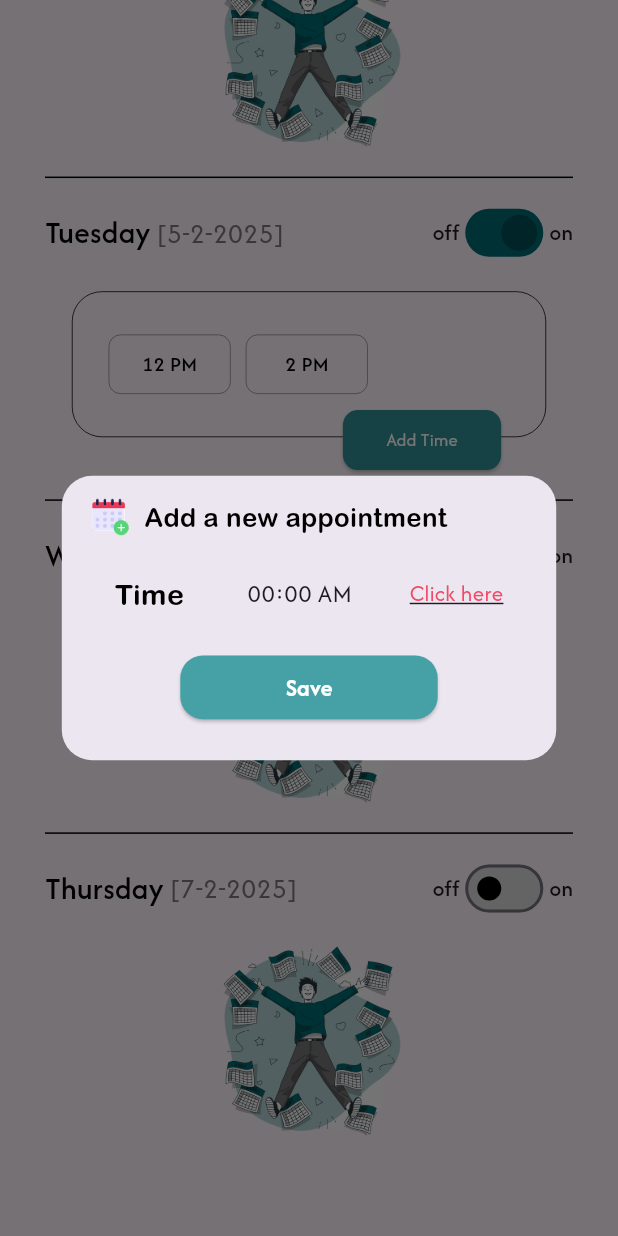
After one commit to Farojeh/DenTech-Smile, a Flutter app: the AppointmentPage screen opened by its route, scrolled down 380 dp, after a tap on "Add Time", on a phone screen of 412 x 824 dp. The commit adds this screen. Run offline on Flutter 3.47's test engine with Material 3 defaults, Android fonts, the light colour scheme and no system bars; our stand-ins replace awesome_snackbar_content, bloc, device_preview, dio, flutter_bloc, get_it and 4 more; accounts and stored records are empty.

Commit message:
Appointment Page UI and Logic

```diff
--- a/lib/core/utils/app_router.dart
+++ b/lib/core/utils/app_router.dart
@@ -18,6 +18,8 @@ import 'package:dentech_smile/Auth/sign_up/view/sign_up.dart';
 import 'package:dentech_smile/Auth/splash_view/splash_view.dart';
 import 'package:dentech_smile/patient/patient.dart';
 import 'package:dentech_smile/professor/professor.dart';
+import 'package:dentech_smile/student/Home/controller/cubit/appointment_page_cubit.dart';
+import 'package:dentech_smile/student/Home/view/appointment_page.dart';
 import 'package:dentech_smile/student/Home/view/state_page.dart';
 import 'package:dentech_smile/student/main_tap/controller/cubit/tab_cubit_cubit.dart';
 import 'package:dentech_smile/student/main_tap/view/main_tab_view.dart';
@@ -38,6 +40,7 @@ abstract class AppRouter {
   static const professor = "/ProfessorHome";
   static const mainTabView = "/mainTabView";
   static const statePage = "/StatePage";
+  static const appointmentpage = "/appointmentpage";
 
   static final router = GoRouter(
     initialLocation: '/',
@@ -145,6 +148,13 @@ abstract class AppRouter {
 
             return StatePage(name: name, start: start, end: end);
           }),
+      GoRoute(
+        path: appointmentpage,
+        builder: (context, state) => BlocProvider<AppointmentPageCubit>(
+          create: (context) => AppointmentPageCubit(),
+          child: const AppointmentPage(),
+        ),
+      ),
     ],
   );
 }
--- a/lib/main.dart
+++ b/lib/main.dart
@@ -8,9 +8,9 @@ import 'package:flutter_bloc/flutter_bloc.dart';
 import 'package:shared_preferences/shared_preferences.dart';
 
 SharedPreferences? userInfo;
-void main() async{
-   WidgetsFlutterBinding.ensureInitialized();
-   userInfo = await SharedPreferences.getInstance();
+void main() async {
+  WidgetsFlutterBinding.ensureInitialized();
+  userInfo = await SharedPreferences.getInstance();
   setupServiceLocator();
   runApp(const MyApp());
   // runApp(
@@ -30,6 +30,9 @@ class MyApp extends StatelessWidget {
         BlocProvider<TranslationCubit>(create: (context) => TranslationCubit()),
       ],
       child: MaterialApp.router(
+        theme: ThemeData(
+          primarySwatch: Colors.teal,
+        ),
         useInheritedMediaQuery: true,
         locale: DevicePreview.locale(context),
         builder: DevicePreview.appBuilder,
--- /dev/null
+++ b/lib/student/Home/controller/cubit/appointment_page_cubit.dart
@@ -0,0 +1,84 @@
+import 'package:bloc/bloc.dart';
+import 'package:dentech_smile/student/Home/model/add_appointment.dart';
+import 'package:meta/meta.dart';
+
+part 'appointment_page_state.dart';
+
+class AppointmentPageCubit extends Cubit<AppointmentPageState> {
+  AppointmentPageCubit() : super(AppointmentPageInitial()) {
+    initializeAppointments();
+  }
+
+  void initializeAppointments() {
+    List<AddAppointment> weekAppointments = [
+      AddAppointment(
+        id: '1',
+        name: 'Sunday',
+        date: "3-2-2025",
+        active: true,
+        schedule: ["9 AM", "11 AM"],
+      ),
+      AddAppointment(
+        id: '2',
+        name: 'Monday',
+        date: "4-2-2025",
+        active: false,
+        schedule: [],
+      ),
+      AddAppointment(
+        id: '3',
+        name: 'Tuesday',
+        date: "5-2-2025",
+        active: true,
+        schedule: ["12 PM", "2 PM"],
+      ),
+      AddAppointment(
+        id: '4',
+        name: 'Wednesday',
+        date: "6-2-2025",
+        active: false,
+        schedule: [],
+      ),
+      AddAppointment(
+        id: '5',
+        name: 'Thursday',
+        date: "7-2-2025",
+        active: false,
+        schedule: [],
+      ),
+    ];
+
+    emit(AppointmentPageSuccess(appointments: weekAppointments));
+  }
+
+  void toggleDayActive(String id) {
+    if (state is AppointmentPageSuccess) {
+      final current = (state as AppointmentPageSuccess).appointments;
+      final index = current.indexWhere((element) => element.id == id);
+
+      if (index == -1) return;
+      final updated = List<AddAppointment>.from(current);
+      final currentItem = updated[index];
+
+      updated[index] = currentItem.copyWith(active: !currentItem.active);
+
+      emit(AppointmentPageSuccess(appointments: updated));
+    }
+  }
+
+  void addTimeToDay(String id, String time) {
+    if (state is AppointmentPageSuccess) {
+      final current = (state as AppointmentPageSuccess).appointments;
+      final index = current.indexWhere((element) => element.id == id);
+
+      if (index == -1) return;
+      final updated = List<AddAppointment>.from(current);
+      final updatedSchedule = List<String>.from(updated[index].schedule);
+      updatedSchedule.add(time);
+
+      updated[index] = updated[index].copyWith(schedule: updatedSchedule);
+
+      emit(AppointmentPageSuccess(appointments: updated));
+    }
+  }
+}
--- /dev/null
+++ b/lib/student/Home/controller/cubit/appointment_page_state.dart
@@ -0,0 +1,11 @@
+part of 'appointment_page_cubit.dart';
+
+@immutable
+sealed class AppointmentPageState {}
+
+final class AppointmentPageInitial extends AppointmentPageState {}
+final class AppointmentPageSuccess extends AppointmentPageState {
+   final List<AddAppointment> appointments;
+
+  AppointmentPageSuccess({required this.appointments});
+}
--- /dev/null
+++ b/lib/student/Home/model/add_appointment.dart
@@ -0,0 +1,39 @@
+class AddAppointment{
+  String id ;
+  String name;
+  String date ;
+  bool active ;
+  List<String> schedule ;
+
+  AddAppointment({required this.id ,
+  required this.name,
+  required this.date,
+  required this.active ,
+  required this.schedule
+  });
+
+  void addtime(String time){
+    schedule.add(time);
+  }
+
+  void changeactive(){
+     active=!active;
+  }
+
+  AddAppointment copyWith({
+    String? id,
+    String? name,
+     String? date,
+    bool? active,
+    List<String>? schedule,
+  }) {
+    return AddAppointment(
+      id: id ?? this.id,
+      name: name ?? this.name,
+      date: date??this.date,
+      active: active ?? this.active,
+      schedule: schedule ?? List.from(this.schedule),
+    );
+  }
+
+}
--- /dev/null
+++ b/lib/student/Home/view/appointment_page.dart
@@ -0,0 +1,61 @@
+import 'package:dentech_smile/student/Home/controller/cubit/appointment_page_cubit.dart';
+import 'package:dentech_smile/student/Home/view/widget/custom_appointment_page.dart';
+import 'package:dentech_smile/student/Home/view/widget/top_appointment_page.dart';
+import 'package:flutter/material.dart';
+import 'package:flutter_bloc/flutter_bloc.dart';
+
+class AppointmentPage extends StatelessWidget {
+  const AppointmentPage({super.key});
+
+  @override
+  Widget build(BuildContext context) {
+    return Scaffold(
+      body: SizedBox(
+        height: MediaQuery.of(context).size.height,
+        width: MediaQuery.of(context).size.width,
+        child: BlocBuilder<AppointmentPageCubit, AppointmentPageState>(
+          builder: (context, state) {
+            if (state is AppointmentPageSuccess) {
+              return SingleChildScrollView(
+                child: Column(
+                  mainAxisAlignment: MainAxisAlignment.start,
+                  children: [
+                    SizedBox(
+                      height: MediaQuery.of(context).padding.top + 7,
+                    ),
+                    const TopAppointmentPage(),
+                    const SizedBox(
+                      height: 15,
+                    ),
+                    Padding(
+                      padding: const EdgeInsets.symmetric(
+                          horizontal: 30, vertical: 5),
+                      child: Column(
+                        children: state.appointments
+                            .map((item) => Column(
+                                  children: [
+                                    CustomAppointmentPage(
+                                      item: item,
+                                    ),
+                                    item.id != state.appointments[state.appointments.length - 1].id
+                                        ? const Divider(
+                                            color: Colors.black,
+                                          )
+                                        : const SizedBox(height: 50,),
+                                  ],
+                                ))
+                            .toList(),
+                      ),
+                    )
+                  ],
+                ),
+              );
+            } else {
+              return Container();
+            }
+          },
+        ),
+      ),
+    );
+  }
+}
--- /dev/null
+++ b/lib/student/Home/view/widget/add_time_dialog.dart
@@ -0,0 +1,151 @@
+import 'package:awesome_snackbar_content/awesome_snackbar_content.dart';
+import 'package:dentech_smile/core/utils/custom_snackbar.dart';
+import 'package:dentech_smile/core/utils/static.dart';
+import 'package:dentech_smile/widget/custom_button.dart';
+import 'package:flutter/material.dart';
+
+class AddTimeDialog extends StatefulWidget {
+  const AddTimeDialog({super.key});
+
+  @override
+  State<AddTimeDialog> createState() => _AddTimeDialogState();
+}
+
+class _AddTimeDialogState extends State<AddTimeDialog> {
+  String? time;
+  String? amtime;
+  @override
+  Widget build(BuildContext context) {
+    return Dialog(
+      shape: RoundedRectangleBorder(
+        borderRadius: BorderRadius.circular(20),
+      ),
+      child: Container(
+          height: MediaQuery.of(context).size.height * 0.23,
+          width: MediaQuery.of(context).size.width * 0.8,
+          padding: const EdgeInsets.symmetric(vertical: 15, horizontal: 20),
+          decoration: BoxDecoration(borderRadius: BorderRadius.circular(20)),
+          child: Column(
+            mainAxisAlignment: MainAxisAlignment.start,
+            crossAxisAlignment: CrossAxisAlignment.start,
+            children: [
+              Row(
+                mainAxisAlignment: MainAxisAlignment.start,
+                children: [
+                  Image.asset(
+                    "assets/images/add-event 1.png",
+                    height: 25,
+                    width: 25,
+                    fit: BoxFit.contain,
+                  ),
+                  const SizedBox(
+                    width: 10,
+                  ),
+                  Text(
+                    "Add a new appointment",
+                    style: TextStyle(
+                        fontFamily: Static.arialRoundedMTfont,
+                        fontSize: Static.getwieght(context, 18),
+                        color: Colors.black),
+                  ),
+                ],
+              ),
+              const SizedBox(
+                height: 25,
+              ),
+              Row(
+                mainAxisAlignment: MainAxisAlignment.spaceAround,
+                children: [
+                  Text(
+                    "Time",
+                    style: TextStyle(
+                        fontFamily: Static.arialRoundedMTfont,
+                        fontSize: Static.getwieght(context, 20),
+                        color: Colors.black),
+                  ),
+                  Text(
+                    time == null ? "   00:00 AM  " : "   $time $amtime  ",
+                    style: TextStyle(
+                      fontFamily: Static.afacadfont,
+                      fontWeight: FontWeight.w400,
+                      fontSize: Static.getwieght(context, 18),
+                    ),
+                  ),
+                  InkWell(
+                    overlayColor:
+                        MaterialStatePropertyAll(Colors.white.withOpacity(0)),
+                    onTap: () async {
+                      final TimeOfDay? picked = await showTimePicker(
+                        context: context,
+                        initialTime: TimeOfDay.now(),
+                      );
+
+                      String twoDigits(int n) => n.toString().padLeft(2, '0');
+
+                      if (picked != null) {
+                        if (!context.mounted) return;
+
+                        final String hour =
+                            twoDigits(picked.hourOfPeriod); // 01 to 12
+                        final String minute = twoDigits(picked.minute);
+                        final String am =
+                            picked.period == DayPeriod.am ? "AM" : "PM";
+
+                        setState(() {
+                          time = "$hour:$minute";
+                          amtime = am;
+                        });
+                      }
+                    },
+                    child: Text(
+                      "Click here",
+                      style: TextStyle(
+                        decoration: TextDecoration.underline,
+                        color: Color(0xfffF34966),
+                        fontFamily: Static.afacadfont,
+                        fontWeight: FontWeight.w400,
+                        fontSize: Static.getwieght(context, 16),
+                      ),
+                    ),
+                  )
+                ],
+              ),
+              const SizedBox(
+                height: 25,
+              ),
+              Container(
+                alignment: Alignment.center,
+                child: CustomButton(
+                    color: const Color(0xff46A1A7),
+                    colorside: const Color(0xff46A1A7),
+                    redbl: 15,
+                    redbr: 15,
+                    redtl: 15,
+                    redtr: 15,
+                    height: (MediaQuery.of(context).size.height / 932) * 48,
+                    width: MediaQuery.of(context).size.width * 0.3,
+                    onPressed: () async {
+                      if (time == null) {
+                        ScaffoldMessenger.of(context)
+                          ..hideCurrentSnackBar()
+                          ..showSnackBar(CustomSnackBar().customSnackBar(
+                              'Oops', "Time is required", ContentType.failure));
+                      }else{
+                        Navigator.pop(context, "$time $amtime");
+                      }
+                    },
+                    child: Text(
+                      "Save",
+                      style: TextStyle(
+                          fontFamily: Static.afacadfont,
+                          fontWeight: FontWeight.w700,
+                          fontSize:
+                              (MediaQuery.of(context).size.width / 430) * 17,
+                          color: Colors.white),
+                    )),
+              ),
+            ],
+          )),
+    );
+  }
+}
--- a/lib/student/Home/view/widget/appointment_widget.dart
+++ b/lib/student/Home/view/widget/appointment_widget.dart
@@ -1,6 +1,8 @@
+import 'package:dentech_smile/core/utils/app_router.dart';
 import 'package:dentech_smile/core/utils/static.dart';
 import 'package:dentech_smile/widget/custom_button.dart';
 import 'package:flutter/material.dart';
+import 'package:go_router/go_router.dart';
 
 class AppointmentWidget extends StatelessWidget {
   const AppointmentWidget({super.key});
@@ -65,6 +67,7 @@ class AppointmentWidget extends StatelessWidget {
               bottom: (MediaQuery.of(context).size.height / 932) * 35,
               right: (MediaQuery.of(context).size.width / 430) * 40,
               child: CustomButton(
+                onPressed: () => GoRouter.of(context).push(AppRouter.appointmentpage),
                   redbl: 15,
                   redbr: 15,
                   redtl: 15,
--- /dev/null
+++ b/lib/student/Home/view/widget/custom_appointment_page.dart
@@ -0,0 +1,111 @@
+import 'package:dentech_smile/core/utils/static.dart';
+import 'package:dentech_smile/student/Home/controller/cubit/appointment_page_cubit.dart';
+import 'package:dentech_smile/student/Home/model/add_appointment.dart';
+import 'package:dentech_smile/student/Home/view/widget/add_time_dialog.dart';
+import 'package:dentech_smile/student/Home/view/widget/name_switch_appointment.dart';
+import 'package:dentech_smile/widget/custom_button.dart';
+import 'package:flutter/material.dart';
+import 'package:flutter_bloc/flutter_bloc.dart';
+
+class CustomAppointmentPage extends StatelessWidget {
+  final AddAppointment item;
+  const CustomAppointmentPage({super.key, required this.item});
+
+  @override
+  Widget build(BuildContext context) {
+    return Container(
+      margin: const EdgeInsets.only(bottom: 8, top: 5),
+      width: MediaQuery.of(context).size.width,
+      alignment: Alignment.topCenter,
+      child: Column(
+        mainAxisAlignment: MainAxisAlignment.start,
+        crossAxisAlignment: CrossAxisAlignment.center,
+        children: [
+          NameSwitchAppointment(
+            item: item,
+          ),
+          const SizedBox(
+            height: 10,
+          ),
+          item.active
+              ? SizedBox(
+                  height: Static.gethieght(context, 145),
+                  width: Static.getwieght(context, 330),
+                  child: Stack(
+                    children: [
+                      Container(
+                        alignment: Alignment.center,
+                        margin: const EdgeInsets.only(top: 5),
+                        padding: EdgeInsets.symmetric(
+                            vertical: Static.gethieght(context, 32),
+                            horizontal: Static.getwieght(context, 25)),
+                        height: Static.gethieght(context, 110),
+                        width: Static.getwieght(context, 330),
+                        decoration: BoxDecoration(
+                            border: Border.all(width: 0.5, color: Colors.black),
+                            borderRadius: BorderRadius.circular(20)),
+                        child: ListView.builder(
+                            scrollDirection: Axis.horizontal,
+                            itemCount: item.schedule.length,
+                            itemBuilder: (context, index) => Container(
+                                  alignment: Alignment.center,
+                                  height: Static.gethieght(context, 36),
+                                  width: Static.getwieght(context, 85),
+                                  margin: const EdgeInsets.only(right: 10),
+                                  decoration: BoxDecoration(
+                                      border: Border.all(
+                                          width: 0.5, color: Colors.black45),
+                                      borderRadius: BorderRadius.circular(8)),
+                                  child: Text(
+                                    item.schedule[index],
+                                    style: TextStyle(
+                                        fontFamily: Static.afacadfont,
+                                        fontWeight: FontWeight.w500,
+                                        color: Colors.black,
+                                        fontSize:
+                                            Static.getwieght(context, 15)),
+                                  ),
+                                )),
+                      ),
+                      Positioned(
+                        right: 30,
+                        bottom: 0,
+                        child: CustomButton(
+                            onPressed: () async {
+                              final result = await showDialog(
+                                  context: context,
+                                  builder: (context) => const AddTimeDialog());
+                              // ignore: use_build_context_synchronously
+                              BlocProvider.of<AppointmentPageCubit>(context)
+                                  .addTimeToDay(item.id, result);
+                            },
+                            color: const Color(0xff328F96),
+                            redbl: 10,
+                            redbr: 10,
+                            redtl: 10,
+                            redtr: 10,
+                            height: Static.gethieght(context, 25),
+                            width: Static.getwieght(context, 60),
+                            child: Text(
+                              "Add Time",
+                              style: TextStyle(
+                                  fontFamily: Static.afacadfont,
+                                  fontWeight: FontWeight.w400,
+                                  color: Colors.white,
+                                  fontSize: Static.getwieght(context, 13)),
+                            )),
+                      ),
+                    ],
+                  ),
+                )
+              : Image.asset(
+                  "assets/images/no appointment.png",
+                  height: 135,
+                  width: 135,
+                  fit: BoxFit.contain,
+                ),
+        ],
+      ),
+    );
+  }
+}
--- /dev/null
+++ b/lib/student/Home/view/widget/name_switch_appointment.dart
@@ -0,0 +1,64 @@
+import 'package:dentech_smile/core/utils/static.dart';
+import 'package:dentech_smile/student/Home/controller/cubit/appointment_page_cubit.dart';
+import 'package:dentech_smile/student/Home/model/add_appointment.dart';
+import 'package:flutter/material.dart';
+import 'package:flutter_bloc/flutter_bloc.dart';
+
+class NameSwitchAppointment extends StatelessWidget {
+  final AddAppointment item;
+  const NameSwitchAppointment({super.key, required this.item});
+
+  @override
+  Widget build(BuildContext context) {
+    return Row(
+      mainAxisAlignment: MainAxisAlignment.start,
+      children: [
+        Text(
+          item.name,
+          style: TextStyle(
+              fontFamily: Static.afacadfont,
+              fontWeight: FontWeight.w500,
+              fontSize: Static.getwieght(context, 22),
+              color: Colors.black),
+        ),
+        Text(
+          " [${item.date}]",
+          style: TextStyle(
+              fontFamily: Static.afacadfont,
+              fontWeight: FontWeight.w400,
+              fontSize: Static.getwieght(context, 20),
+              color: Static.lightcolor2),
+        ),
+        const Spacer(),
+        Text(
+          "off",
+          style: TextStyle(
+              fontSize: Static.getwieght(context, 16),
+              fontFamily: Static.afacadfont,
+              fontWeight: FontWeight.w500),
+        ),
+        BlocBuilder<AppointmentPageCubit, AppointmentPageState>(
+          builder: (context, state) {
+            final cubit = context.read<AppointmentPageCubit>();
+            return Switch(
+                value: item.active,
+                onChanged: (nlan) {
+                  cubit.toggleDayActive(item.id);
+                },
+                activeTrackColor: Static.basiccolor,
+                activeColor: const Color(0xff004F54),
+                inactiveThumbColor: Colors.black,
+                inactiveTrackColor: const Color(0xffD9D9D9));
+          },
+        ),
+        Text(
+          "on",
+          style: TextStyle(
+              fontSize: Static.getwieght(context, 16),
+              fontFamily: Static.afacadfont,
+              fontWeight: FontWeight.w500),
+        ),
+      ],
+    );
+  }
+}
--- /dev/null
+++ b/lib/student/Home/view/widget/top_appointment_page.dart
@@ -0,0 +1,63 @@
+import 'package:dentech_smile/core/utils/static.dart';
+import 'package:flutter/material.dart';
+import 'package:go_router/go_router.dart';
+
+class TopAppointmentPage extends StatelessWidget {
+  const TopAppointmentPage({super.key});
+
+  @override
+  Widget build(BuildContext context) {
+    return Row(
+        mainAxisAlignment: MainAxisAlignment.start,
+        crossAxisAlignment: CrossAxisAlignment.center,
+        children: [
+          const SizedBox(
+            width: 15,
+          ),
+          InkWell(
+            onTap: () {
+              GoRouter.of(context).pop();
+            },
+            child: Container(
+                alignment: Alignment.center,
+                height: 38,
+                width: 38,
+                decoration: BoxDecoration(
+                    shape: BoxShape.circle,
+                    border: Border.all(width: 1.5, color: Colors.black)),
+                child: Image.asset(
+                  "assets/images/left-arrow.png",
+                  height: 18,
+                  width: 18,
+                  fit: BoxFit.contain,
+                )),
+          ),
+          const SizedBox(
+            width: 13,
+          ),
+          Column(
+              mainAxisAlignment: MainAxisAlignment.center,
+              crossAxisAlignment: CrossAxisAlignment.start,
+              children: [
+                Text(
+                  "Appointments",
+                  style: TextStyle(
+                      fontFamily: Static.arialRoundedMTfont,
+                      color: Colors.black,
+                      fontSize: 17),
+                ),
+                const SizedBox(
+                  height: 1,
+                ),
+                Text(
+                  "Enter your college attendance dates",
+                  style: TextStyle(
+                      fontFamily: Static.afacadfont,
+                      fontWeight: FontWeight.w400,
+                      color: Static.lightcolor2,
+                      fontSize: 12),
+                ),
+              ])
+        ]);
+  }
+}
```
Also changed, not shown: assets/images/left-arrow.png (added).
